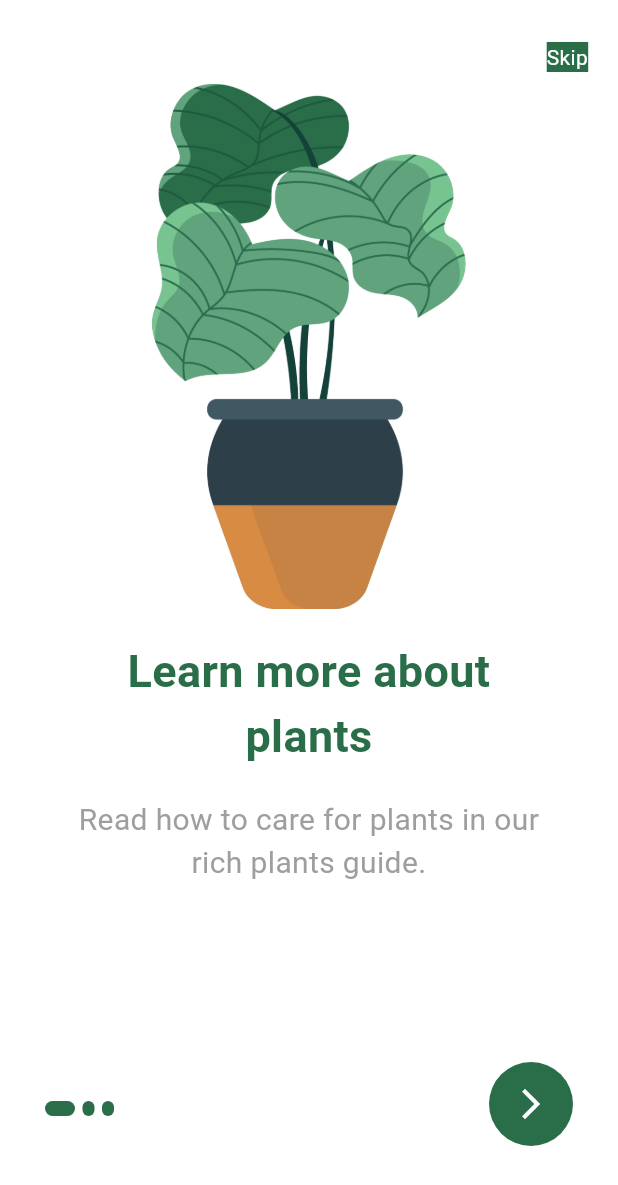
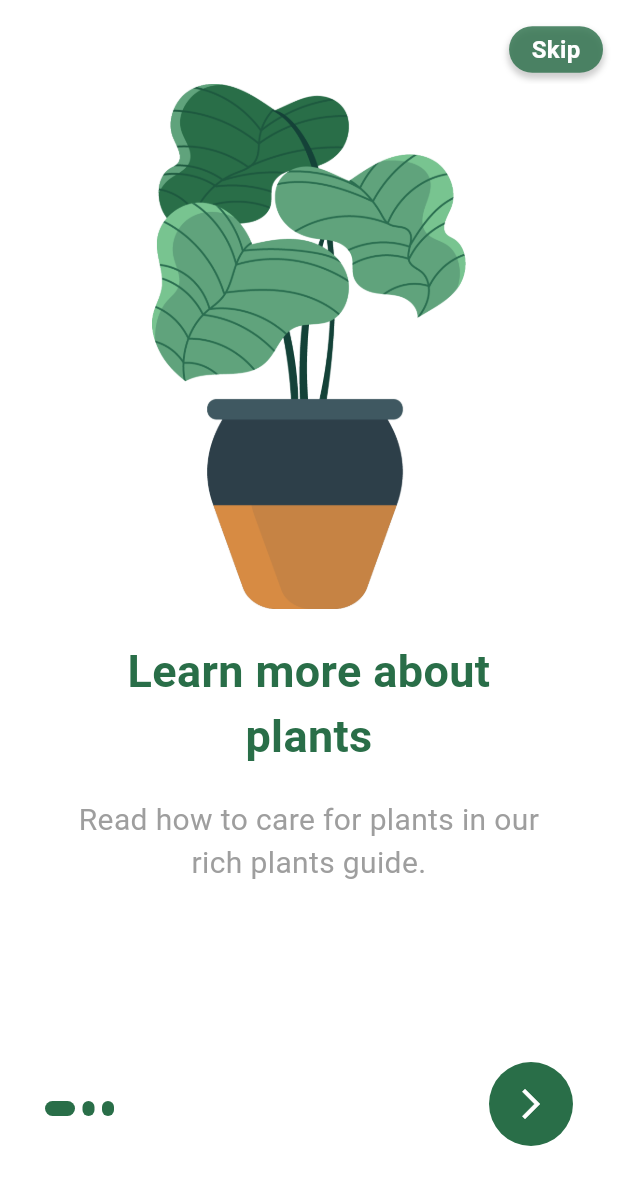
Before and after one commit to AsadullahSamo/green-thumb, a Flutter app: the screen it shows after launch, on a phone screen of 412 x 824 dp. Shown: the top 1185 px of the screen. Run offline on Flutter 3.47's test engine with Material 3 defaults, Android fonts, the phone set to English and light mode, and no system bars; our stand-ins replace animated_bottom_navigation_bar, cloud_firestore, firebase_auth, firebase_core, firebase_storage, fluttertoast and 1 more; accounts and stored records are empty.

Commit message:
decorate skip button

```diff
--- a/lib/ui/onboarding_screen.dart
+++ b/lib/ui/onboarding_screen.dart
@@ -12,6 +12,7 @@ class OnboardingScreen extends StatefulWidget {
 class _OnboardingScreenState extends State<OnboardingScreen> {
   final PageController _pageController = PageController(initialPage: 0);
   int currentIndex = 0;
+  bool isHovering = false;
 
   @override
   Widget build(BuildContext context) {
@@ -22,23 +23,49 @@ class _OnboardingScreenState extends State<OnboardingScreen> {
         backgroundColor: Colors.white,
         actions: [
   Padding(
-            padding: const EdgeInsets.only(right: 20, top: 20),
+    padding: const EdgeInsets.only(right: 10, top: 10),
+    child: MouseRegion(
+      cursor: SystemMouseCursors.click, // Adding a cursor pointer on hover
+      onEnter: (_) => setState(() {
+        isHovering = true;
+      }),
+      onExit: (_) => setState(() {
+        isHovering = false;
+      }),
+      child: AnimatedContainer(
+        duration: const Duration(milliseconds: 300),
+        decoration: BoxDecoration(
+          color: isHovering ? Colors.blue[400] : Constants.primaryColor.withOpacity(0.8),
+          borderRadius: BorderRadius.circular(20), // Rounded edges
+          boxShadow: [
+            BoxShadow(
+              color: Colors.grey.withOpacity(0.5),
+              spreadRadius: 1,
+              blurRadius: 3,
+              offset: const Offset(0, 3), // Shadow effect
+            ),
+          ],
+        ),
+        padding: const EdgeInsets.symmetric(vertical: 4, horizontal: 15), // Padding for a better visual
         child: InkWell(
           onTap: () {
             Navigator.pushReplacement(
                 context, MaterialPageRoute(builder: (_) => const SignIn()));
-              }, //to login screen. We will update later
+          },
           child: Text(
             'Skip',
             style: TextStyle(
               color: Colors.white,
-                  backgroundColor: Constants.primaryColor,
-                )
-
+              fontSize: 16,
+              fontWeight: FontWeight.bold,
+            ),
+          ),
+        ),
       ),
     ),
   )
-        ],
+]
+
       ),
       body: Stack(
         alignment: Alignment.bottomCenter,
@@ -104,6 +131,7 @@ class _OnboardingScreenState extends State<OnboardingScreen> {
                     Icons.arrow_forward_ios,
                     size: 24,
                     color: Colors.white,
+
                   )),
             ),
           ),
```
Also changed, not shown: 1 other file. Lines whose indentation alone changed are shown as unchanged.
